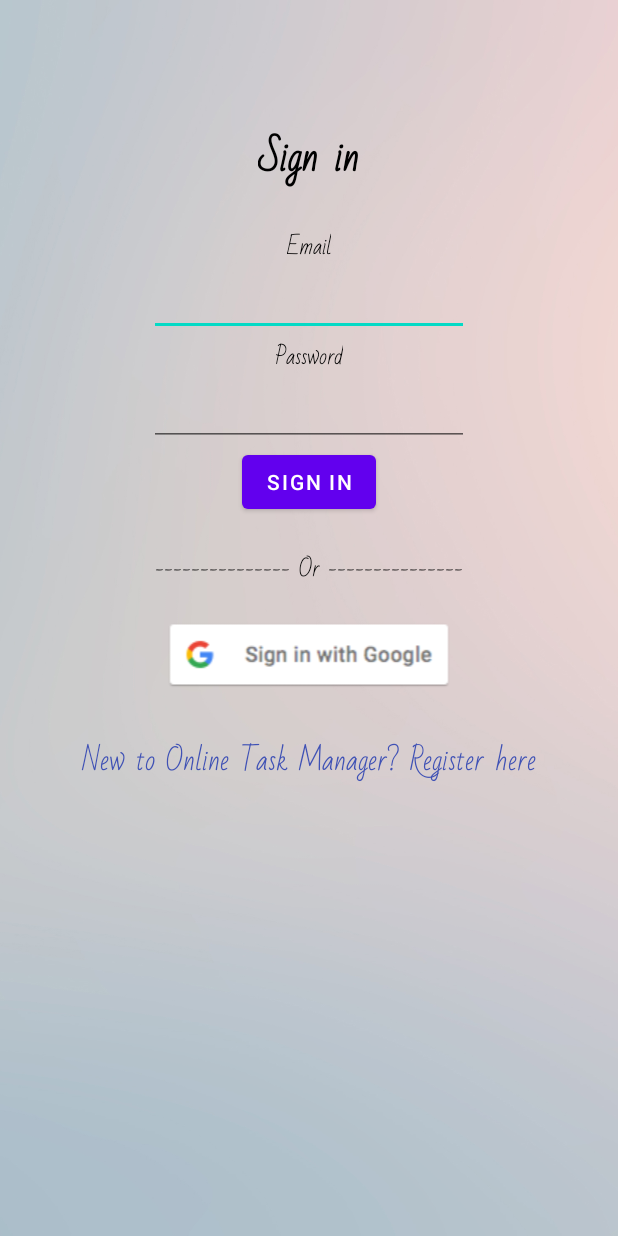
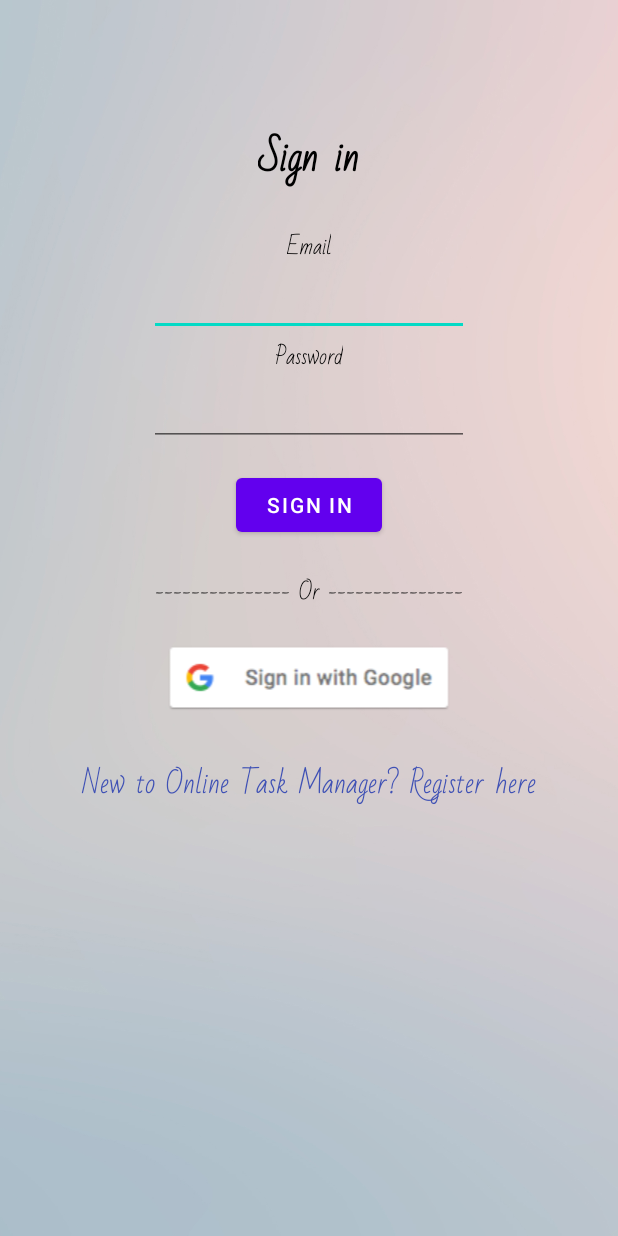
Before and after one commit to TeongYew/OnlineTaskManager---A202SGI, an Android app: the screen it shows after launch (LoginActivity), on a phone screen of 412 x 824 dp. Run offline under Robolectric (Android 15) with nearby library versions, the phone set to English and light mode, and no system bars; our stand-ins replace Firebase (no records; nobody signed in at launch, a user with empty details on screens opened directly).

Commit message:
Update activity_login.xml

```diff
--- a/OnlineTaskManager/app/src/main/res/layout/activity_login.xml
+++ b/OnlineTaskManager/app/src/main/res/layout/activity_login.xml
@@ -57,6 +57,9 @@
         android:layout_width="wrap_content"
         android:layout_height="wrap_content"
         android:layout_gravity="center"
+        android:layout_marginTop="15dp"
+        android:paddingRight="20dp"
+        android:paddingLeft="20dp"
         android:text="@string/common_signin_button_text" />
 
     <TextView
```
